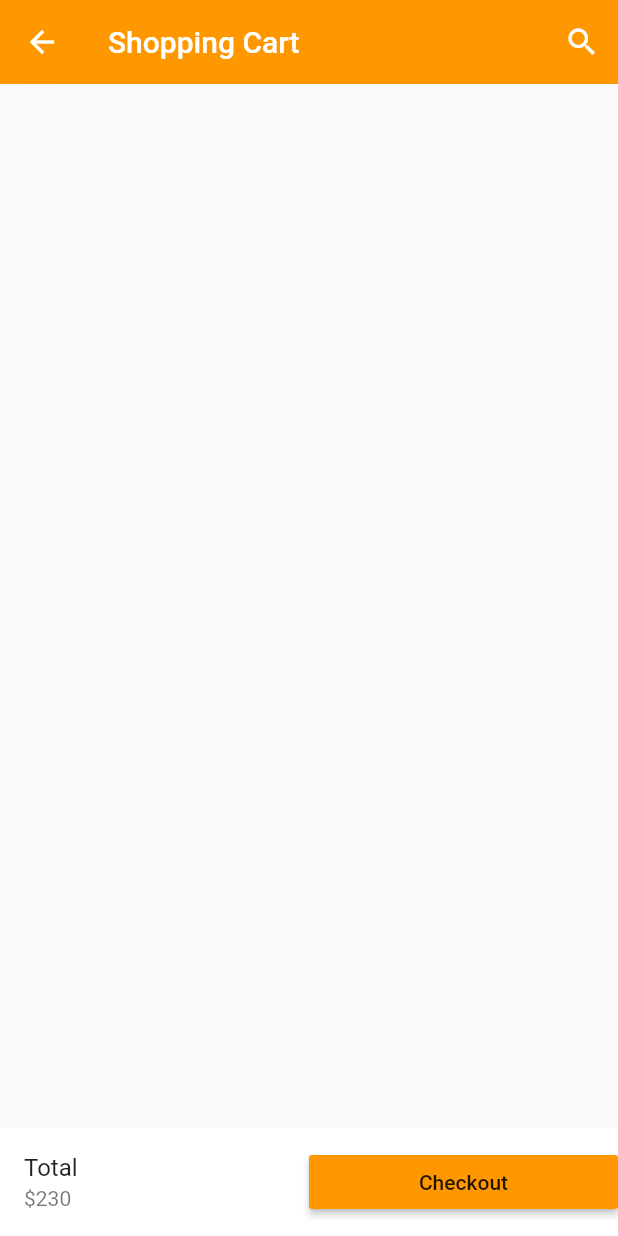
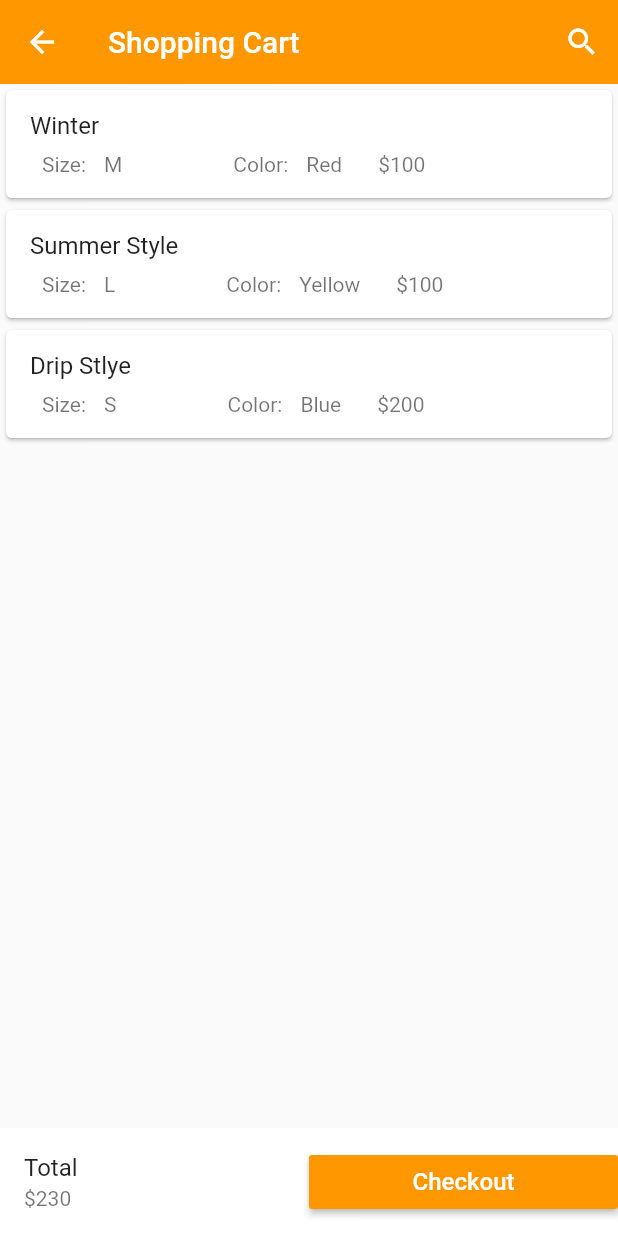
Before and after one commit to lloyd-theophilus/Adepana-Shop, a Flutter app: the Carts screen opened directly, on a phone screen of 412 x 824 dp. Run offline on Flutter 3.47's test engine with Material 2 defaults, Android fonts, the phone set to English and light mode, and no system bars; our stand-ins replace carousel_pro.

Commit message:
created the cart details

```diff
--- /dev/null
+++ b/ecommerce_app/lib/components/cart_products.dart
@@ -0,0 +1,104 @@
+import 'package:flutter/material.dart';
+
+class CartProducts extends StatefulWidget {
+  const CartProducts({Key? key}) : super(key: key);
+
+  @override
+  State<CartProducts> createState() => _CartProductsState();
+}
+
+class _CartProductsState extends State<CartProducts> {
+  // ignore: non_constant_identifier_names
+  var cart_product_list = [
+    {
+      'name': 'Winter',
+      'picture': 'images/products/a1.jpeg',
+      'price': 100,
+      'size': 'M',
+      'color': 'Red',
+      'quantity': 1,
+    },
+    {
+      'name': 'Summer Style',
+      'picture': 'images/products/b1.jpeg',
+      'price': 100,
+      'size': 'L',
+      'color': 'Yellow',
+      'quantity': 1
+    },
+    {
+      'name': 'Drip Stlye',
+      'picture': 'images/products/c1.jpeg',
+      'price': 200,
+      'size': 'S',
+      'color': 'Blue',
+      'quantity': 1
+    },
+  ];
+  @override
+  Widget build(BuildContext context) {
+    return ListView.builder(
+        itemCount: cart_product_list.length,
+        itemBuilder: (context, index) {
+          return single_cart_product(
+            CartproductName: cart_product_list[index]['name'],
+            CartproductPicture: cart_product_list[index]['picture'],
+            CartPrice: cart_product_list[index]['price'],
+            CartproductColor: cart_product_list[index]['color'],
+            CartproductSize: cart_product_list[index]['size'],
+            CartproductQuantity: cart_product_list[index]['quantity'],
+          );
+        });
+  }
+}
+
+class single_cart_product extends StatelessWidget {
+  final CartproductName;
+  final CartproductPicture;
+  final CartPrice;
+  final CartproductSize;
+  final CartproductColor;
+  final CartproductQuantity;
+
+  const single_cart_product(
+      {Key? key,
+      this.CartproductName,
+      this.CartproductPicture,
+      this.CartproductSize,
+      this.CartproductColor,
+      this.CartproductQuantity,
+      this.CartPrice})
+      : super(key: key);
+
+  @override
+  Widget build(BuildContext context) {
+    return Card(
+      child: ListTile(
+        title: Text(CartproductName),
+        subtitle: Row(children: <Widget>[
+          //This section contains the product size
+          const Padding(
+            padding: EdgeInsets.all(8.0),
+            child: Text('Size:'),
+          ),
+          Padding(
+            padding: const EdgeInsets.all(4.0),
+            child: Text(CartproductSize),
+          ),
+          //This section is for product color
+          const Padding(
+            padding: EdgeInsets.fromLTRB(70.0, 8.0, 8.0, 8.0),
+            child: Text('Color:'),
+          ),
+          Padding(
+            padding: const EdgeInsets.all(4.0),
+            child: Text(CartproductColor),
+          ),
+          //his section is the product price
+          const Padding(padding: EdgeInsets.only(left: 20.0)),
+          Text('\$$CartPrice')
+        ]),
+      ),
+    );
+  }
+}
--- a/ecommerce_app/lib/pages/cart.dart
+++ b/ecommerce_app/lib/pages/cart.dart
@@ -1,4 +1,7 @@
 import 'package:flutter/material.dart';
+
+//Import components
+import 'package:ecommerce_app/components/cart_products.dart';
 
 class Carts extends StatefulWidget {
   const Carts({Key? key}) : super(key: key);
@@ -25,6 +28,10 @@ class _CartsState extends State<Carts> {
           ),
         ],
       ),
+      //Cart products used here
+      body: const CartProducts(),
+      //End of Cart products
+
       bottomNavigationBar: Container(
         color: Colors.white,
         child: Row(
@@ -39,7 +46,7 @@ class _CartsState extends State<Carts> {
               onPressed: () {},
             color: Colors.orange,
             padding: const EdgeInsets.only(right: 0.0),
-            child: const Text('Checkout'),
+            child: const Text('Checkout', style: TextStyle(color: Colors.white, fontSize: 16),),
 
             ))
           ],
```
